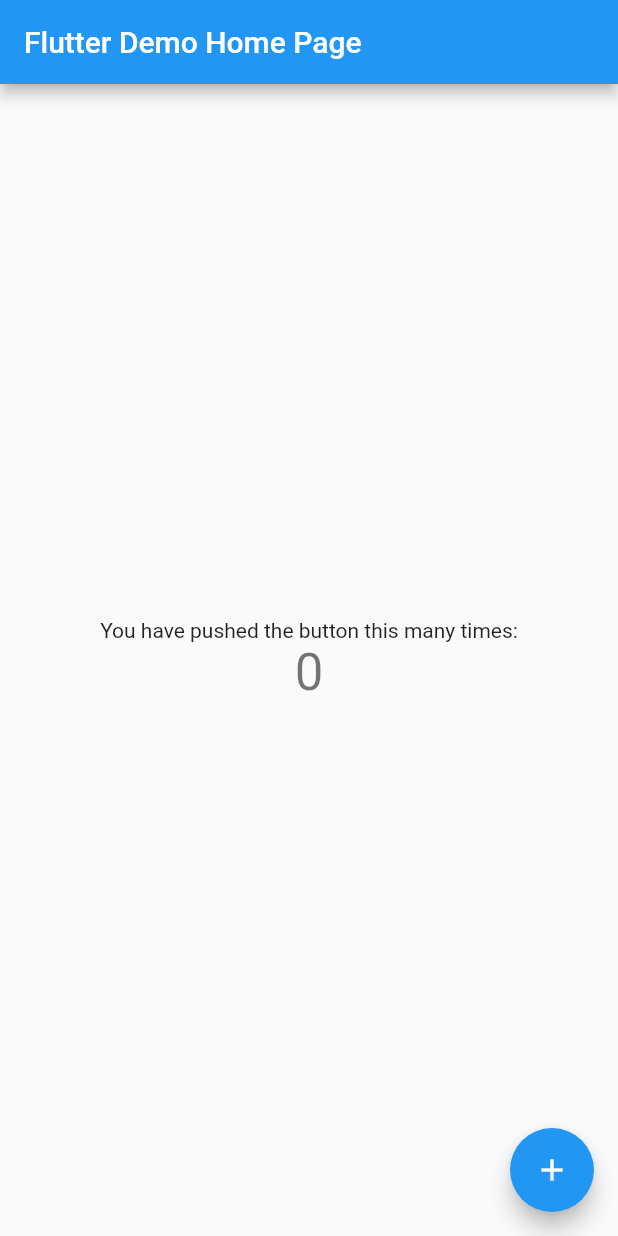
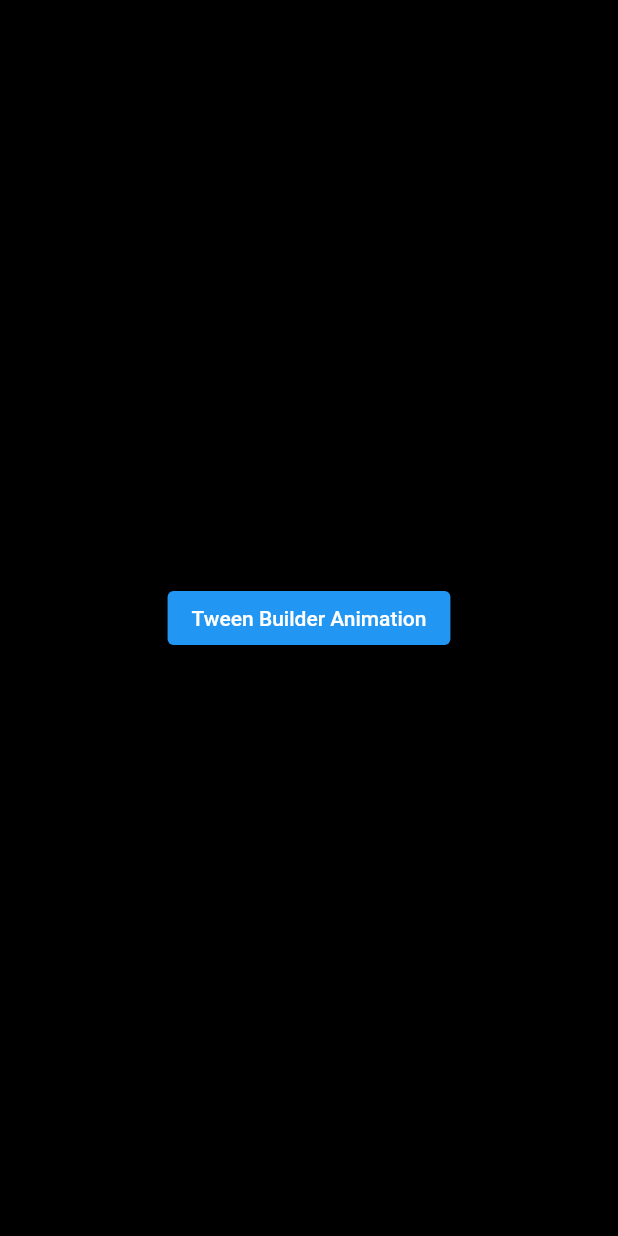
Before and after one commit to dihsarjr/AnimationTest, a Flutter app: the screen it shows after launch, on a phone screen of 412 x 824 dp. Run offline on Flutter 3.47's test engine with Material 2 defaults, Android fonts, the phone set to English and light mode, and no system bars.

Commit message:
tweenAnimationBuilderDone

```diff
--- a/lib/main.dart
+++ b/lib/main.dart
@@ -1,3 +1,4 @@
+import 'package:animation_test/screens/home.dart';
 import 'package:flutter/material.dart';
 
 void main() {
@@ -5,109 +6,14 @@ void main() {
 }
 
 class MyApp extends StatelessWidget {
-  // This widget is the root of your application.
   @override
   Widget build(BuildContext context) {
     return MaterialApp(
       title: 'Flutter Demo',
       theme: ThemeData(
-        // This is the theme of your application.
-        //
-        // Try running your application with "flutter run". You'll see the
-        // application has a blue toolbar. Then, without quitting the app, try
-        // changing the primarySwatch below to Colors.green and then invoke
-        // "hot reload" (press "r" in the console where you ran "flutter run",
-        // or simply save your changes to "hot reload" in a Flutter IDE).
-        // Notice that the counter didn't reset back to zero; the application
-        // is not restarted.
         primarySwatch: Colors.blue,
       ),
-      home: MyHomePage(title: 'Flutter Demo Home Page'),
+      home: Home(),
     );
   }
 }
-
-class MyHomePage extends StatefulWidget {
-  MyHomePage({Key? key, required this.title}) : super(key: key);
-
-  // This widget is the home page of your application. It is stateful, meaning
-  // that it has a State object (defined below) that contains fields that affect
-  // how it looks.
-
-  // This class is the configuration for the state. It holds the values (in this
-  // case the title) provided by the parent (in this case the App widget) and
-  // used by the build method of the State. Fields in a Widget subclass are
-  // always marked "final".
-
-  final String title;
-
-  @override
-  _MyHomePageState createState() => _MyHomePageState();
-}
-
-class _MyHomePageState extends State<MyHomePage> {
-  int _counter = 0;
-
-  void _incrementCounter() {
-    setState(() {
-      // This call to setState tells the Flutter framework that something has
-      // changed in this State, which causes it to rerun the build method below
-      // so that the display can reflect the updated values. If we changed
-      // _counter without calling setState(), then the build method would not be
-      // called again, and so nothing would appear to happen.
-      _counter++;
-    });
-  }
-
-  @override
-  Widget build(BuildContext context) {
-    // This method is rerun every time setState is called, for instance as done
-    // by the _incrementCounter method above.
-    //
-    // The Flutter framework has been optimized to make rerunning build methods
-    // fast, so that you can just rebuild anything that needs updating rather
-    // than having to individually change instances of widgets.
-    return Scaffold(
-      appBar: AppBar(
-        // Here we take the value from the MyHomePage object that was created by
-        // the App.build method, and use it to set our appbar title.
-        title: Text(widget.title),
-      ),
-      body: Center(
-        // Center is a layout widget. It takes a single child and positions it
-        // in the middle of the parent.
-        child: Column(
-          // Column is also a layout widget. It takes a list of children and
-          // arranges them vertically. By default, it sizes itself to fit its
-          // children horizontally, and tries to be as tall as its parent.
-          //
-          // Invoke "debug painting" (press "p" in the console, choose the
-          // "Toggle Debug Paint" action from the Flutter Inspector in Android
-          // Studio, or the "Toggle Debug Paint" command in Visual Studio Code)
-          // to see the wireframe for each widget.
-          //
-          // Column has various properties to control how it sizes itself and
-          // how it positions its children. Here we use mainAxisAlignment to
-          // center the children vertically; the main axis here is the vertical
-          // axis because Columns are vertical (the cross axis would be
-          // horizontal).
-          mainAxisAlignment: MainAxisAlignment.center,
-          children: <Widget>[
-            Text(
-              'You have pushed the button this many times:',
-            ),
-            Text(
-              '$_counter',
-              style: Theme.of(context).textTheme.headline4,
-            ),
-          ],
-        ),
-      ),
-      floatingActionButton: FloatingActionButton(
-        onPressed: _incrementCounter,
-        tooltip: 'Increment',
-        child: Icon(Icons.add),
-      ), // This trailing comma makes auto-formatting nicer for build methods.
-    );
-  }
-}
--- /dev/null
+++ b/lib/screens/home.dart
@@ -0,0 +1,41 @@
+import 'package:animation_test/screens/tween_builder_page.dart';
+import 'package:flutter/cupertino.dart';
+import 'package:flutter/material.dart';
+
+class Home extends StatefulWidget {
+  const Home({Key? key}) : super(key: key);
+
+  @override
+  _HomeState createState() => _HomeState();
+}
+
+class _HomeState extends State<Home> {
+  @override
+  Widget build(BuildContext context) {
+    return Scaffold(
+      backgroundColor: Colors.black,
+      body: Container(
+        width: double.infinity,
+        child: Column(
+          mainAxisAlignment: MainAxisAlignment.center,
+          children: [
+            Hero(
+              tag: "Tween",
+              child: ElevatedButton(
+                onPressed: () {
+                  Navigator.push(
+                    context,
+                    CupertinoPageRoute(
+                      builder: (ctx) => TweenBuilderPage(),
+                    ),
+                  );
+                },
+                child: Text("Tween Builder Animation"),
+              ),
+            ),
+          ],
+        ),
+      ),
+    );
+  }
+}
```
Also changed, not shown: lib/screens/tween_builder_page.dart (added, +57 -0 lines).
